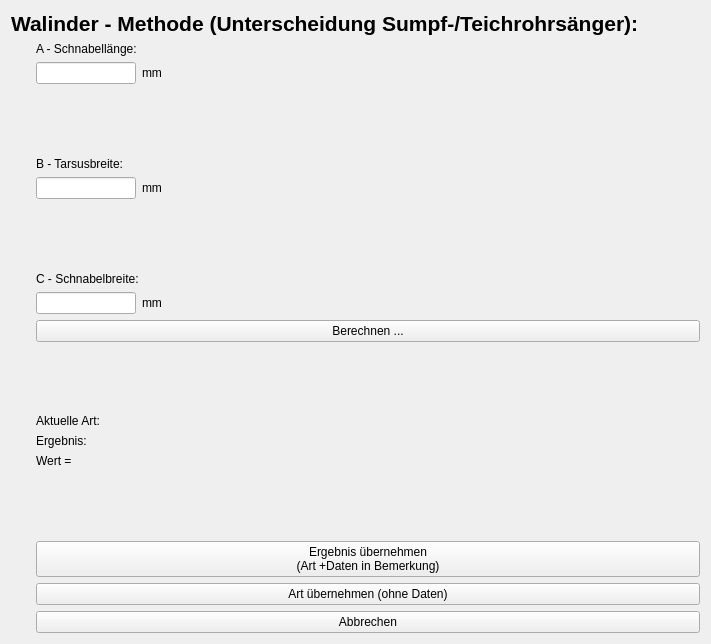
Old version of the form Beringungsoberflaeche/Hauptfenster_neu/walinder.ui in the repository StefanBongers/BirdRinging.
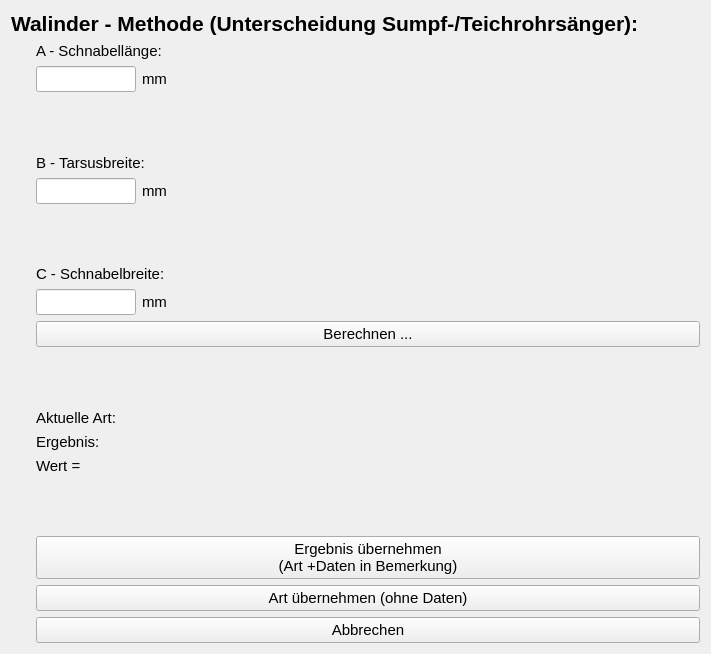
New version of the form. Icons and pictures are not drawn.

The edit to the form file:
```diff
--- a/Beringungsoberflaeche/Hauptfenster_neu/walinder.ui
+++ b/Beringungsoberflaeche/Hauptfenster_neu/walinder.ui
@@ -7,7 +7,7 @@
     <x>0</x>
     <y>0</y>
     <width>711</width>
-    <height>644</height>
+    <height>654</height>
    </rect>
   </property>
   <property name="windowTitle">
@@ -18,6 +18,11 @@
     <layout class="QVBoxLayout" name="verticalLayout">
      <item>
       <widget class="QLabel" name="label_2">
+       <property name="font">
+        <font>
+         <pointsize>11</pointsize>
+        </font>
+       </property>
        <property name="text">
         <string>A - Schnabellänge:</string>
        </property>
@@ -33,10 +38,20 @@
            <height>16777215</height>
           </size>
          </property>
+         <property name="font">
+          <font>
+           <pointsize>11</pointsize>
+          </font>
+         </property>
         </widget>
        </item>
        <item>
         <widget class="QLabel" name="label_5">
+         <property name="font">
+          <font>
+           <pointsize>11</pointsize>
+          </font>
+         </property>
          <property name="text">
           <string>mm</string>
          </property>
@@ -72,6 +87,11 @@
      </item>
      <item>
       <widget class="QLabel" name="label_3">
+       <property name="font">
+        <font>
+         <pointsize>11</pointsize>
+        </font>
+       </property>
        <property name="text">
         <string>B - Tarsusbreite:</string>
        </property>
@@ -87,10 +107,20 @@
            <height>16777215</height>
           </size>
          </property>
+         <property name="font">
+          <font>
+           <pointsize>11</pointsize>
+          </font>
+         </property>
         </widget>
        </item>
        <item>
         <widget class="QLabel" name="label_7">
+         <property name="font">
+          <font>
+           <pointsize>11</pointsize>
+          </font>
+         </property>
          <property name="text">
           <string>mm</string>
          </property>
@@ -126,6 +156,11 @@
      </item>
      <item>
       <widget class="QLabel" name="label_4">
+       <property name="font">
+        <font>
+         <pointsize>11</pointsize>
+        </font>
+       </property>
        <property name="text">
         <string>C - Schnabelbreite:</string>
        </property>
@@ -141,10 +176,20 @@
            <height>16777215</height>
           </size>
          </property>
+         <property name="font">
+          <font>
+           <pointsize>11</pointsize>
+          </font>
+         </property>
         </widget>
        </item>
        <item>
         <widget class="QLabel" name="label_8">
+         <property name="font">
+          <font>
+           <pointsize>11</pointsize>
+          </font>
+         </property>
          <property name="text">
           <string>mm</string>
          </property>
@@ -167,6 +212,11 @@
      </item>
      <item>
       <widget class="QPushButton" name="BTN_calc">
+       <property name="font">
+        <font>
+         <pointsize>11</pointsize>
+        </font>
+       </property>
        <property name="text">
         <string>Berechnen ...</string>
        </property>
@@ -197,7 +247,7 @@
          </property>
          <property name="font">
           <font>
-           <pointsize>9</pointsize>
+           <pointsize>11</pointsize>
           </font>
          </property>
          <property name="text">
@@ -218,7 +268,7 @@
          </property>
          <property name="font">
           <font>
-           <pointsize>9</pointsize>
+           <pointsize>11</pointsize>
           </font>
          </property>
          <property name="text">
@@ -236,7 +286,7 @@
          </property>
          <property name="font">
           <font>
-           <pointsize>9</pointsize>
+           <pointsize>11</pointsize>
           </font>
          </property>
          <property name="text">
@@ -292,6 +342,11 @@
      </item>
      <item>
       <widget class="QPushButton" name="BTN_take_all">
+       <property name="font">
+        <font>
+         <pointsize>11</pointsize>
+        </font>
+       </property>
        <property name="text">
         <string>Ergebnis übernehmen 
 (Art +Daten in Bemerkung)</string>
@@ -300,6 +355,11 @@
      </item>
      <item>
       <widget class="QPushButton" name="BTN_take_species">
+       <property name="font">
+        <font>
+         <pointsize>11</pointsize>
+        </font>
+       </property>
        <property name="text">
         <string>Art übernehmen (ohne Daten)</string>
        </property>
@@ -307,6 +367,11 @@
      </item>
      <item>
       <widget class="QPushButton" name="BTN_cancel">
+       <property name="font">
+        <font>
+         <pointsize>11</pointsize>
+        </font>
+       </property>
        <property name="text">
         <string>Abbrechen</string>
        </property>
```
Left out of the diff: 2 changed lines with no effect on the pictures.
